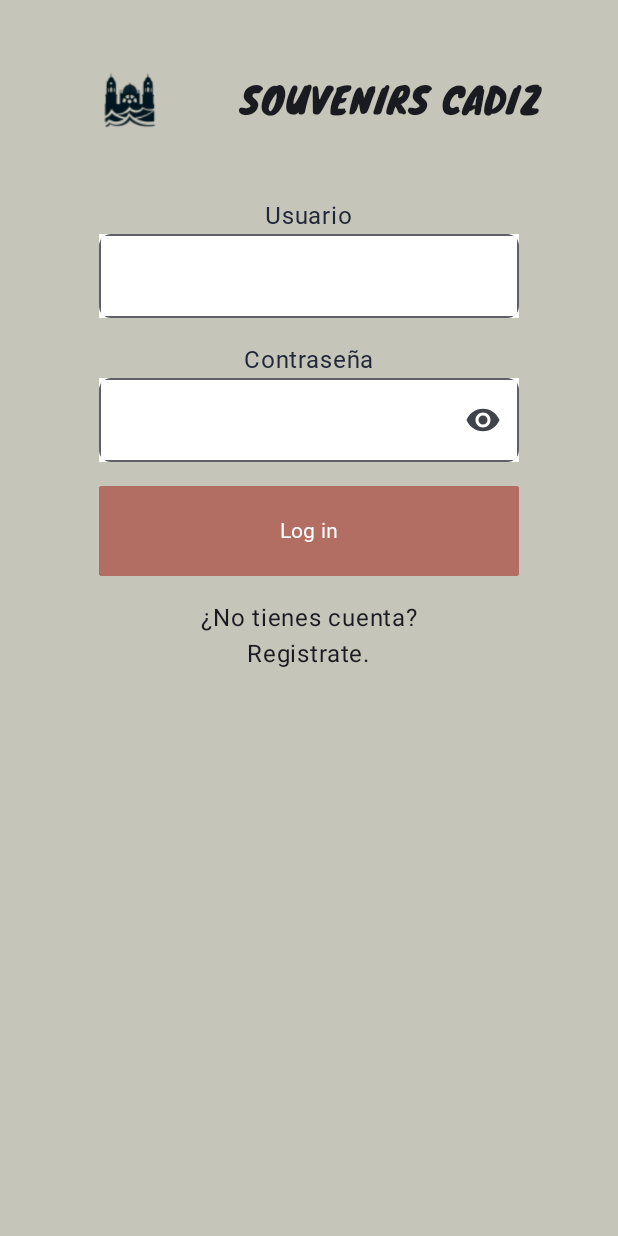
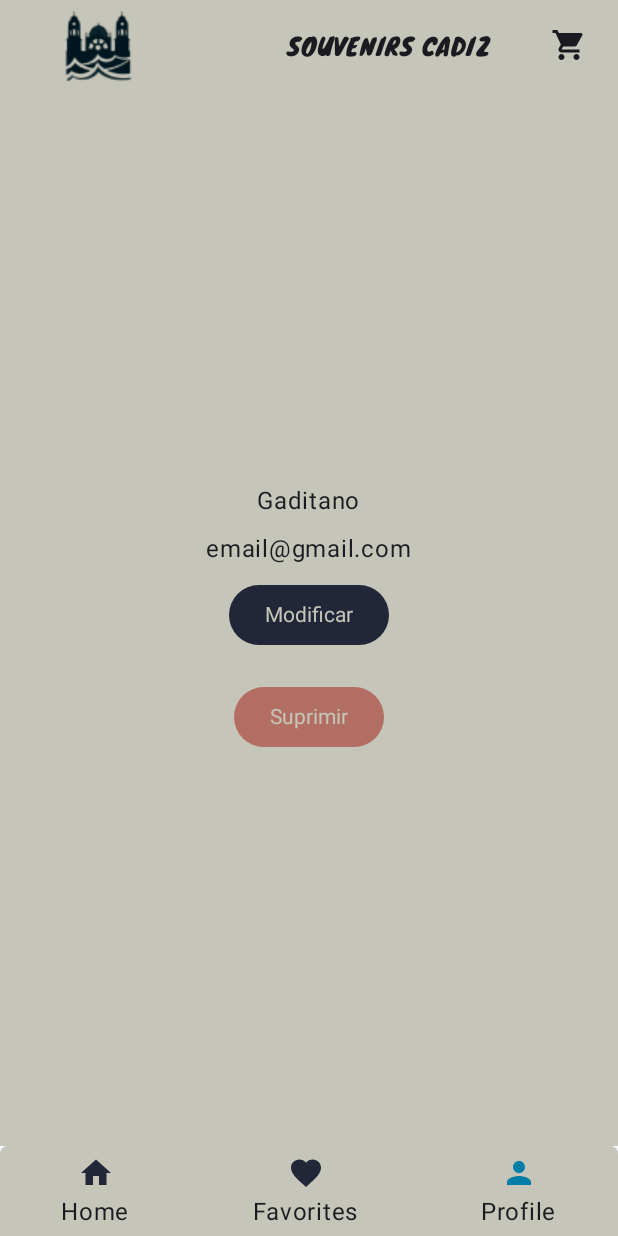
Before and after one commit to jorgitorr/SouvenirsCadiz, an Android app built with Jetpack Compose: the screen it shows after launch (MainActivity), after a tap on "Person Icon", on a phone screen of 412 x 824 dp. Run offline under Robolectric (Android 15) with nearby library versions, the phone set to English and light mode, and no system bars; our stand-ins replace Firebase (no records; nobody signed in at launch, a user with empty details on screens opened directly); Roboto replaces fonts that are not available here; 3 other taps on this screen came first.

Commit message:
hecho el perfil en el caso de que ya tenga sesion

```diff
--- a/app/src/main/java/com/example/souvenirscadiz/navigation/NavManager.kt
+++ b/app/src/main/java/com/example/souvenirscadiz/navigation/NavManager.kt
@@ -33,7 +33,7 @@ fun NavManager(souvenirsViewModel: SouvenirsViewModel, loginViewModel: LoginView
             Favoritos(souvenirsViewModel, navController, loginViewModel)
         }
         composable("Perfil"){
-            Perfil(loginViewModel, navController)
+            Perfil(loginViewModel, navController, souvenirsViewModel)
         }
         composable("Tienda"){
             Tienda(souvenirsViewModel, navController, loginViewModel)
--- a/app/src/main/java/com/example/souvenirscadiz/ui/model/LoginViewModel.kt
+++ b/app/src/main/java/com/example/souvenirscadiz/ui/model/LoginViewModel.kt
@@ -33,17 +33,19 @@ class LoginViewModel : ViewModel(){
 
     var showAlert by mutableStateOf(false)
         private set
-    var email by mutableStateOf("")
+    var email by mutableStateOf("email@gmail.com")//este valor tiene que ser eliminado
         private set
     var password by mutableStateOf("")
         private set
-    var userName by mutableStateOf("")
+    var userName by mutableStateOf("Gaditano")//este valor tiene que ser eliminado
         private set
 
 
     fun signOut(){
         auth.signOut()
     }
+
+
     fun getCurrentUser(): FirebaseUser?{
         return auth.currentUser
     }
--- a/app/src/main/java/com/example/souvenirscadiz/ui/view/Perfil.kt
+++ b/app/src/main/java/com/example/souvenirscadiz/ui/view/Perfil.kt
@@ -18,6 +18,8 @@ import androidx.compose.foundation.shape.CutCornerShape
 import androidx.compose.foundation.shape.RoundedCornerShape
 import androidx.compose.foundation.text.KeyboardOptions
 import androidx.compose.material.icons.Icons
+import androidx.compose.material.icons.filled.Favorite
+import androidx.compose.material.icons.filled.FavoriteBorder
 import androidx.compose.material.icons.filled.ShoppingCart
 import androidx.compose.material.icons.filled.Visibility
 import androidx.compose.material.icons.filled.VisibilityOff
@@ -37,6 +39,7 @@ import androidx.compose.ui.Alignment
 import androidx.compose.ui.Modifier
 import androidx.compose.ui.draw.clip
 import androidx.compose.ui.res.painterResource
+import androidx.compose.ui.text.TextStyle
 import androidx.compose.ui.text.font.FontFamily
 import androidx.compose.ui.text.input.KeyboardType
 import androidx.compose.ui.text.input.PasswordVisualTransformation
@@ -47,6 +50,7 @@ import androidx.compose.ui.unit.sp
 import androidx.navigation.NavController
 import com.example.souvenirscadiz.R
 import com.example.souvenirscadiz.ui.model.LoginViewModel
+import com.example.souvenirscadiz.ui.model.SouvenirsViewModel
 import com.example.souvenirscadiz.ui.theme.KiwiMaru
 import com.example.souvenirscadiz.ui.theme.KneWave
 import com.example.souvenirscadiz.ui.theme.RaisanBlack
@@ -64,8 +68,41 @@ import com.example.souvenirscadiz.ui.theme.White
  * @param navController navegacion
  */
 @Composable
-fun Perfil(loginViewModel: LoginViewModel, navController: NavController){
+fun Perfil(loginViewModel: LoginViewModel, navController: NavController, souvenirsViewModel: SouvenirsViewModel){
+    Scaffold(
+        topBar = { Header(navController) },
+        bottomBar = { Footer(navController, souvenirsViewModel, loginViewModel) },
+    ) { innerPadding ->
+        Column(
+            modifier = Modifier
+                .fillMaxSize()
+                .padding(innerPadding)
+                .background(Silver),
+            verticalArrangement = Arrangement.Center,
+            horizontalAlignment = Alignment.CenterHorizontally
+        ) {
+            Text(text = loginViewModel.userName)
+            Spacer(modifier = Modifier.height(8.dp))
+            Text(text = loginViewModel.email)
 
+            Spacer(modifier = Modifier.height(8.dp))
+
+            Button(onClick = { /*TODO*/ },
+                colors = ButtonDefaults.buttonColors(RaisanBlack)) {
+                Text(text = "Modificar",
+                    style = TextStyle(color = Silver))
+            }
+
+            Spacer(modifier = Modifier.height(20.dp))
+
+            Button(onClick = { /*TODO*/ },
+                colors = ButtonDefaults.buttonColors(Redwood)) {
+                Text(text = "Suprimir",
+                    style = TextStyle(color = Silver))
+            }
+
+        }
+    }
 }
 
 
@@ -85,7 +122,9 @@ fun InicioSesion(loginViewModel: LoginViewModel, navController: NavController) {
         horizontalAlignment = Alignment.CenterHorizontally
     ) {
         Row(
-            modifier = Modifier.fillMaxWidth().background(Silver),
+            modifier = Modifier
+                .fillMaxWidth()
+                .background(Silver),
             horizontalArrangement = Arrangement.Center,
             verticalAlignment = Alignment.CenterVertically
         ) {
@@ -130,7 +169,8 @@ fun Registro(loginViewModel: LoginViewModel, navController: NavController) {
         horizontalAlignment = Alignment.CenterHorizontally
     ) {
         Row(
-            modifier = Modifier.fillMaxWidth()
+            modifier = Modifier
+                .fillMaxWidth()
                 .background(Silver),
             horizontalArrangement = Arrangement.Center,
             verticalAlignment = Alignment.CenterVertically
```
Also changed, not shown: app/src/main/java/com/example/souvenirscadiz/ui/model/SouvenirsViewModel.kt (+5 -5 lines).
